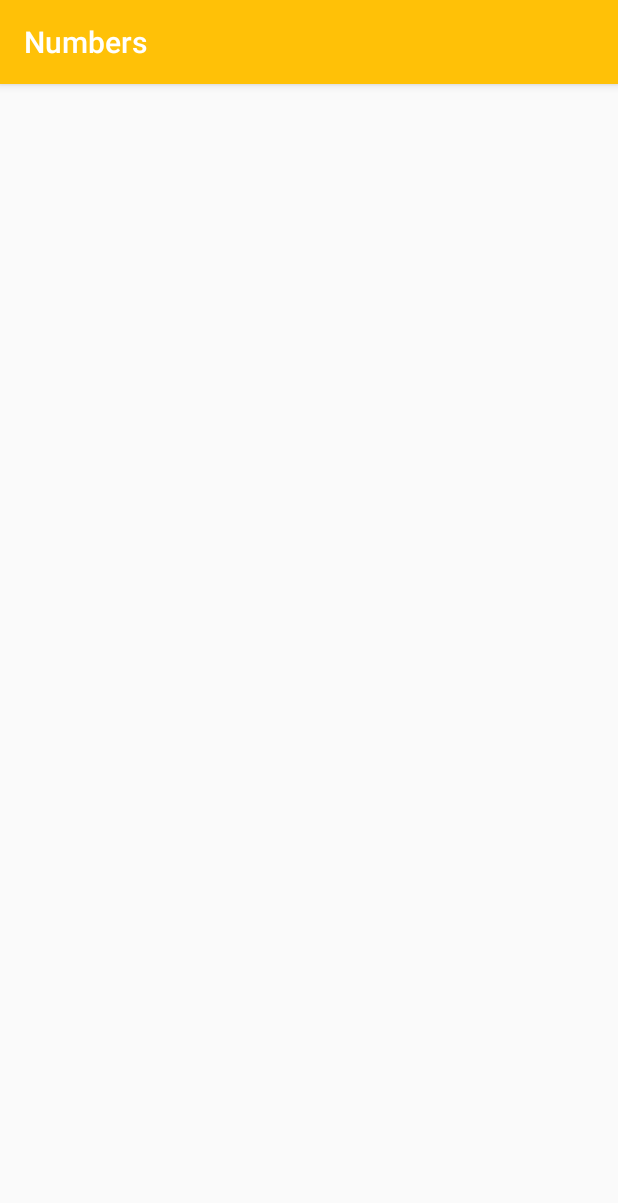
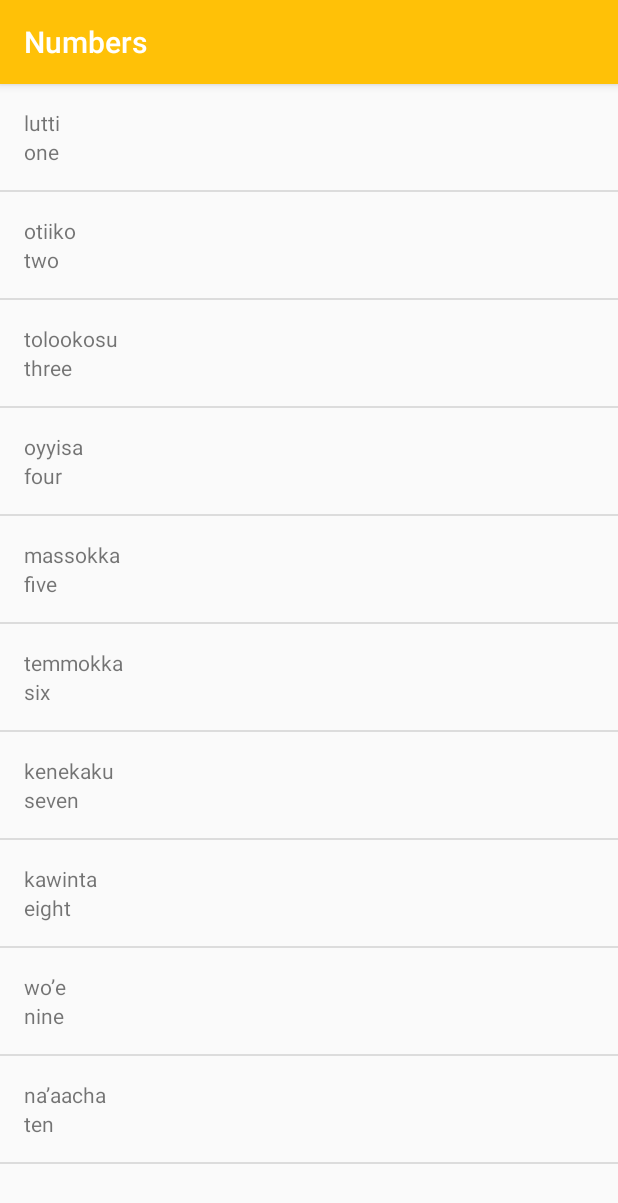
Before and after one commit to zakafir/MWK, an Android app: the screen it shows after launch (NumbersActivity), after a tap on "Numbers", on a phone screen of 412 x 824 dp. Shown: the top 1203 px of the screen. Run offline under Robolectric (Android 15) with nearby library versions, the phone set to English and light mode, and no system bars.

Commit message:
Work with ListView and Adapter

```diff
--- a/app/src/main/java/com/st00/afir/mwk/NumbersActivity.java
+++ b/app/src/main/java/com/st00/afir/mwk/NumbersActivity.java
@@ -2,6 +2,7 @@ package com.st00.afir.mwk;
 
 import android.os.Bundle;
 import android.support.v7.app.AppCompatActivity;
+import android.widget.ListView;
 
 import java.util.ArrayList;
 import java.util.List;
@@ -11,9 +12,9 @@ public class NumbersActivity extends AppCompatActivity {
     private static String LOG_TAG = NumbersActivity.class.getSimpleName();
 
     public static String englishNumbers = "one two three four five six seven eight nine ten";
-    public static String miwokNumbers = "un deux trois quatre cinq six sept huit neuf dix";
+    public static String miwokNumbers = "lutti otiiko tolookosu oyyisa massokka temmokka kenekaku kawinta wo’e na’aacha";
     public String[] splitEnglishNumbers, splitMiwokNumbers;
-    List<String> listOfEnglishNumbers = new ArrayList<>();
+    List<Word> listOfWords = new ArrayList<>();
 
     @Override
     protected void onCreate(Bundle savedInstanceState) {
@@ -24,8 +25,12 @@ public class NumbersActivity extends AppCompatActivity {
         splitMiwokNumbers = miwokNumbers.split(" ");
 
         for(int i = 0; i< splitEnglishNumbers.length ; ++i) {
-            listOfEnglishNumbers.add(""+i);
+            listOfWords.add(new Word(splitEnglishNumbers[i],splitMiwokNumbers[i]));
         }
+
+        WordAdapter adapter = new WordAdapter(this, listOfWords);
+        ListView myListView = (ListView)findViewById(R.id.rootViewNumbers);
+        myListView.setAdapter(adapter);
 
     }
 }
--- /dev/null
+++ b/app/src/main/java/com/st00/afir/mwk/Word.java
@@ -0,0 +1,22 @@
+package com.st00.afir.mwk;
+
+/**
+ * Created by zakaria_afir on 25/07/2017.
+ */
+
+public class Word {
+    private String englishTranslation, miwokTranslation;
+
+    public Word(String englishTranslation, String miwokTranslation) {
+        this.englishTranslation = englishTranslation;
+        this.miwokTranslation = miwokTranslation;
+    }
+
+    public String getEnglishTranslation() {
+        return englishTranslation;
+    }
+
+    public String getMiwokTranslation() {
+        return miwokTranslation;
+    }
+}
--- /dev/null
+++ b/app/src/main/java/com/st00/afir/mwk/WordAdapter.java
@@ -0,0 +1,49 @@
+package com.st00.afir.mwk;
+
+import android.content.Context;
+import android.support.annotation.NonNull;
+import android.support.annotation.Nullable;
+import android.view.LayoutInflater;
+import android.view.View;
+import android.view.ViewGroup;
+import android.widget.ArrayAdapter;
+import android.widget.TextView;
+
+import java.util.List;
+
+/**
+ * Created by zakaria_afir on 25/07/2017.
+ */
+
+public class WordAdapter extends ArrayAdapter<Word> {
+
+    public WordAdapter(@NonNull Context context, @NonNull List<Word> objects) {
+        super(context, 0, objects);
+    }
+
+    @NonNull
+    @Override
+    public View getView(int position, @Nullable View convertView, @NonNull ViewGroup parent) {
+        View listItemView = convertView;
+        if(listItemView == null) {
+            listItemView = LayoutInflater.from(getContext()).inflate(
+                    R.layout.list_item, parent, false);
+        }
+        // Get the {@link Word} object located at this position in the list
+        Word currentWord = getItem(position);
+
+        // Find the TextView in the list_item.xml layout with the ID version_name
+        TextView englishTextView = (TextView) listItemView.findViewById(R.id.englishTextView);
+
+        // set this text on the english TextView
+        englishTextView.setText(currentWord.getEnglishTranslation());
+
+        TextView miwokTextView = (TextView) listItemView.findViewById(R.id.miwokTextView);
+
+        miwokTextView.setText(currentWord.getMiwokTranslation());
+
+        // Return the whole list item layout (containing 2 TextViews )
+        // so that it can be shown in the ListView
+        return listItemView;
+    }
+}
--- a/app/src/main/res/layout/activity_numbers.xml
+++ b/app/src/main/res/layout/activity_numbers.xml
@@ -1,5 +1,7 @@
 <?xml version="1.0" encoding="utf-8"?>
-<LinearLayout xmlns:android="http://schemas.android.com/apk/res/android"
+
+<!-- We change our LinearLayout to a ListVew, memory obstacles!!-->
+<ListView xmlns:android="http://schemas.android.com/apk/res/android"
     xmlns:tools="http://schemas.android.com/tools"
     android:layout_width="match_parent"
     android:layout_height="match_parent"
@@ -7,4 +9,4 @@
     android:id="@+id/rootViewNumbers"
     tools:context="com.st00.afir.mwk.NumbersActivity">
 
-</LinearLayout>
+</ListView>
--- /dev/null
+++ b/app/src/main/res/layout/list_item.xml
@@ -0,0 +1,24 @@
+<?xml version="1.0" encoding="utf-8"?>
+
+<!-- This file show up the design of the items, how they can be shown-->
+
+<LinearLayout xmlns:android="http://schemas.android.com/apk/res/android"
+    xmlns:tools="http://schemas.android.com/tools"
+    android:orientation="vertical" android:layout_width="match_parent"
+    android:padding="16dp"
+    android:layout_height="match_parent">
+
+
+    <TextView
+        android:id="@+id/miwokTextView"
+        tools:text="utti"
+        android:layout_width="match_parent"
+        android:layout_height="wrap_content" />
+
+    <TextView
+        android:id="@+id/englishTextView"
+        tools:text="one"
+        android:layout_width="match_parent"
+        android:layout_height="wrap_content" />
+
+</LinearLayout>
```
